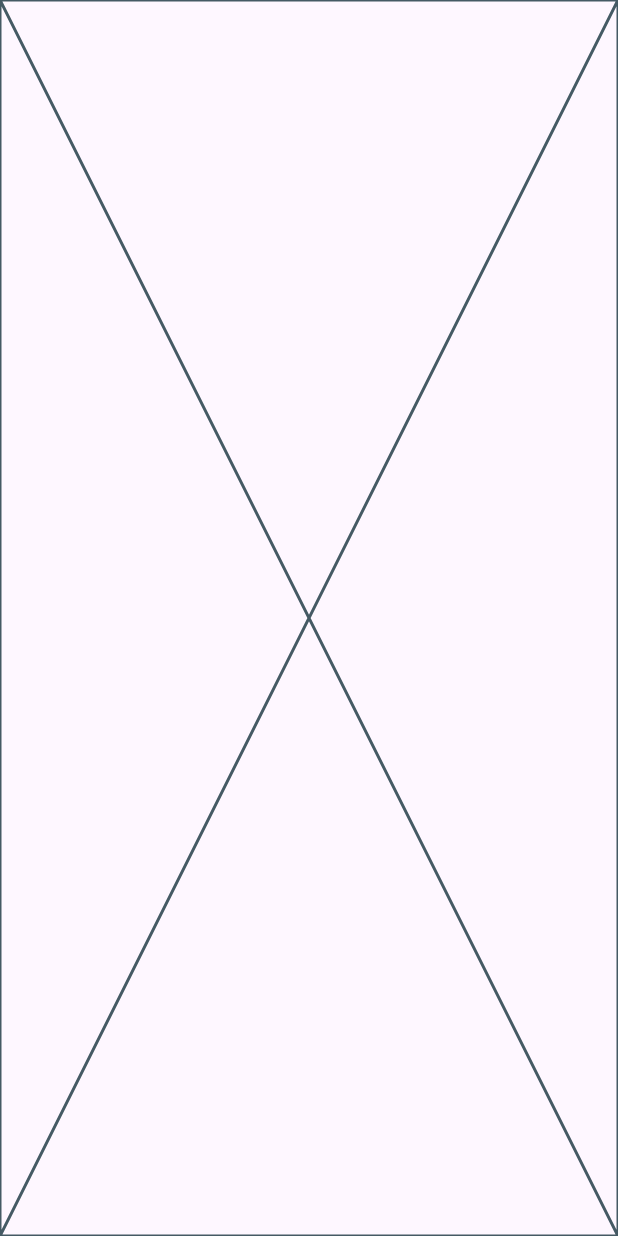
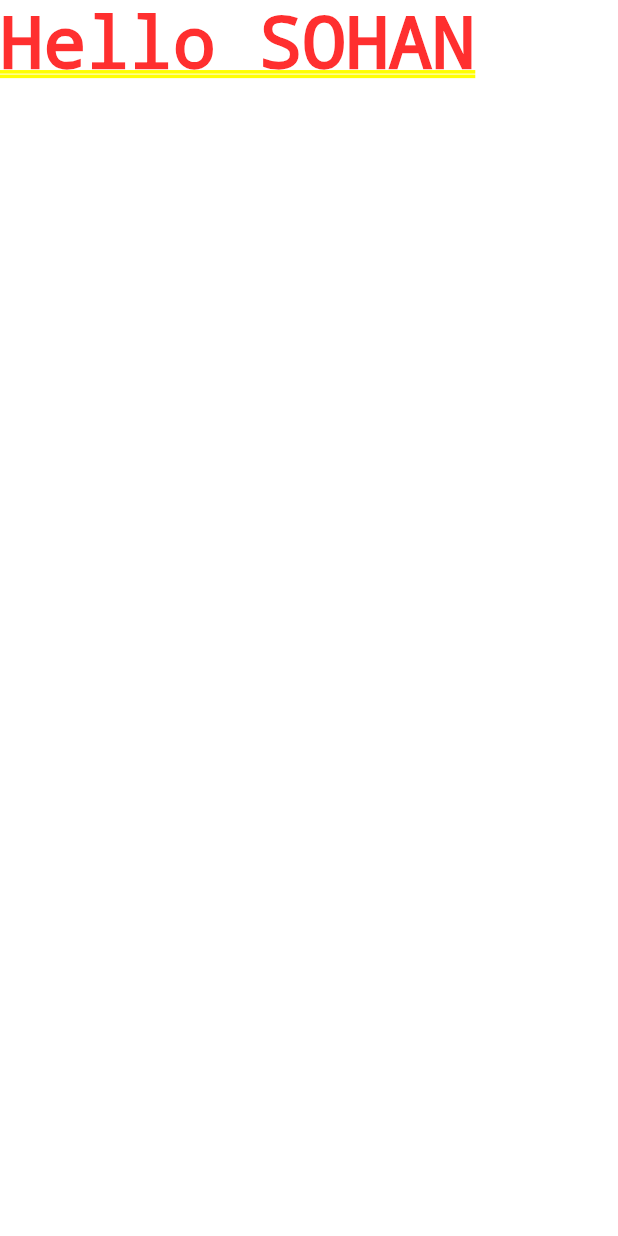
Before and after one commit to ProgrammerSohan/Mobile-App-With-Dart-Flutter, a Flutter app: the screen it shows after launch, on a phone screen of 412 x 824 dp. Run offline on Flutter 3.47's test engine with Material 3 defaults, Android fonts, the phone set to English and light mode, and no system bars.

```diff
--- a/lib/main.dart
+++ b/lib/main.dart
@@ -1,20 +1,5 @@
 import 'package:flutter/material.dart';
 
 void main() {
-  runApp(const MyApp());
+  runApp(MaterialApp(home: Text("Hello SOHAN"),));
 }
-
-class MyApp extends StatelessWidget {
-  const MyApp({super.key});
-
-  @override
-  Widget build(BuildContext context) {
-    return const MaterialApp(
-      home: Scaffold(
-        body: Center(
-          child: Placeholder(),
-        ),
-      ),
-    );
-  }
-}
```
